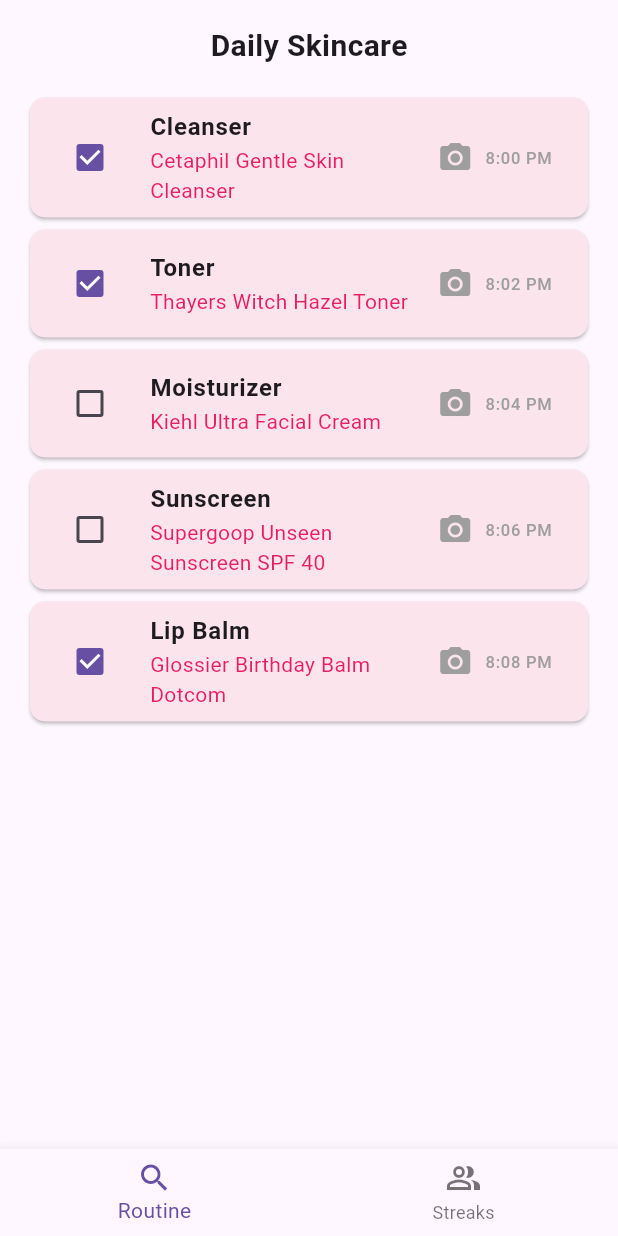
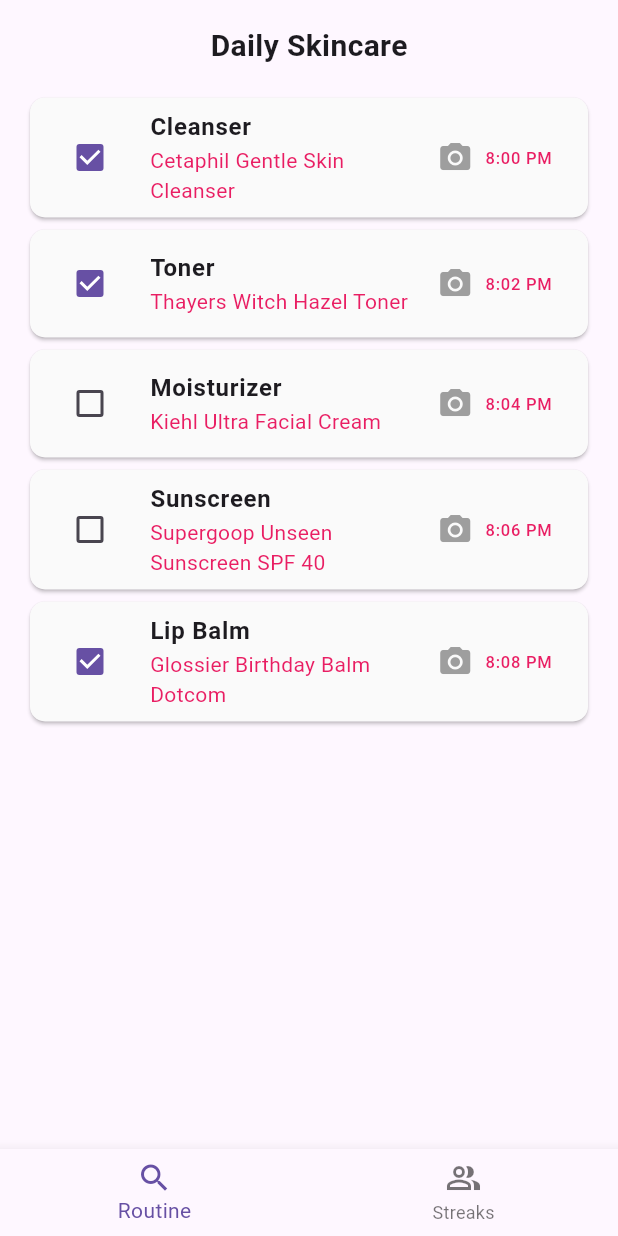
Before and after one commit to mehul-sharma/skincare-streak-manager, a Flutter app: the screen it shows after launch, on a phone screen of 412 x 824 dp. Run offline on Flutter 3.47's test engine with Material 3 defaults, Android fonts, the light colour scheme and no system bars; our stand-ins replace firebase_core, fl_chart; accounts and stored records are empty.

Commit message:
minor UI Update

```diff
--- a/lib/screens/daily_skincare_page.dart
+++ b/lib/screens/daily_skincare_page.dart
@@ -62,7 +62,7 @@
                 itemBuilder: (context, index) {
                   final item = skincareItems[index];
                   return Card(
-                    color: Colors.pink[50],
+                    color: Colors.grey[50],
                     shape: RoundedRectangleBorder(
                       borderRadius: BorderRadius.circular(10),
                     ),
@@ -85,7 +85,7 @@
                           const Icon(Icons.photo_camera, color: Colors.grey),
                           const SizedBox(width: 8),
                           Text(item['time'],
-                              style: const TextStyle(color: Colors.grey)),
+                              style: const TextStyle(color: Colors.pink)),
                         ],
                       ),
                     ),
--- a/lib/screens/streak_manager_page.dart
+++ b/lib/screens/streak_manager_page.dart
@@ -12,7 +12,7 @@
   @override
   Widget build(BuildContext context) {
     return Scaffold(
-      backgroundColor: Colors.pink[50],
+      backgroundColor: Colors.grey[50],
       body: Padding(
         padding: const EdgeInsets.all(16.0),
         child: Column(
```
